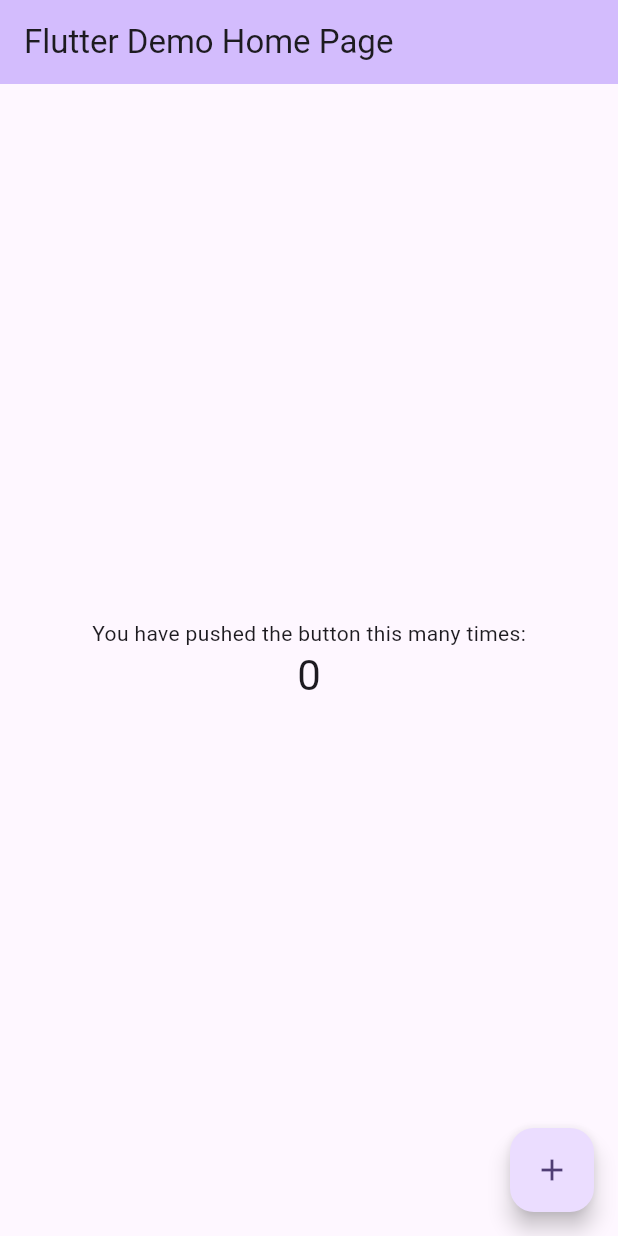
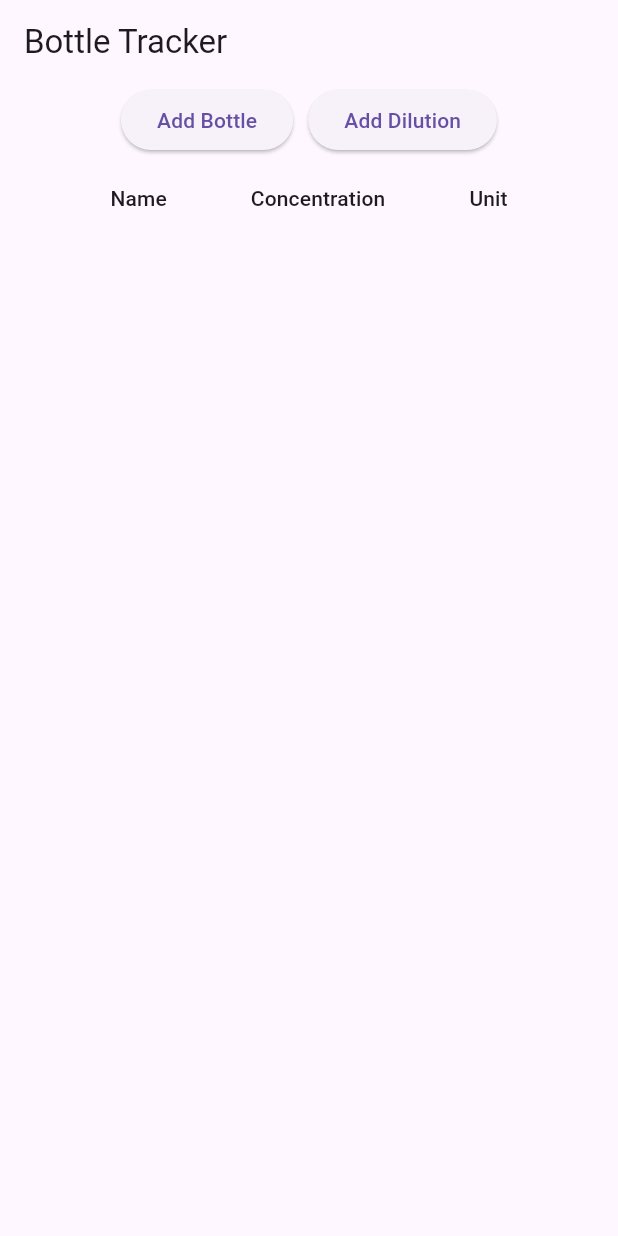
Before and after one commit to wmmnpr/dilution_calculator, a Flutter app: the screen it shows after launch, on a phone screen of 412 x 824 dp. Run offline on Flutter 3.47's test engine with Material 3 defaults, Android fonts, the phone set to English and light mode, and no system bars.

Commit message:
with conentration but no dilution table

```diff
--- a/lib/main.dart
+++ b/lib/main.dart
@@ -1,125 +1,223 @@
 import 'package:flutter/material.dart';
 
 void main() {
-  runApp(const MyApp());
+  runApp(MyApp());
 }
 
 class MyApp extends StatelessWidget {
-  const MyApp({super.key});
-
-  // This widget is the root of your application.
   @override
   Widget build(BuildContext context) {
     return MaterialApp(
-      title: 'Flutter Demo',
-      theme: ThemeData(
-        // This is the theme of your application.
-        //
-        // TRY THIS: Try running your application with "flutter run". You'll see
-        // the application has a purple toolbar. Then, without quitting the app,
-        // try changing the seedColor in the colorScheme below to Colors.green
-        // and then invoke "hot reload" (save your changes or press the "hot
-        // reload" button in a Flutter-supported IDE, or press "r" if you used
-        // the command line to start the app).
-        //
-        // Notice that the counter didn't reset back to zero; the application
-        // state is not lost during the reload. To reset the state, use hot
-        // restart instead.
-        //
-        // This works for code too, not just values: Most code changes can be
-        // tested with just a hot reload.
-        colorScheme: ColorScheme.fromSeed(seedColor: Colors.deepPurple),
-        useMaterial3: true,
-      ),
-      home: const MyHomePage(title: 'Flutter Demo Home Page'),
+      title: 'Bottle Tracker',
+      theme: ThemeData(primarySwatch: Colors.blue),
+      home: BottleHomePage(),
     );
   }
 }
 
-class MyHomePage extends StatefulWidget {
-  const MyHomePage({super.key, required this.title});
+enum ConcentrationUnit {
+  mgPerML("mg/mL"),
+  ugPerML("ug/mL"),
+  ngPerML("ng/mL");
 
-  // This widget is the home page of your application. It is stateful, meaning
-  // that it has a State object (defined below) that contains fields that affect
-  // how it looks.
-
-  // This class is the configuration for the state. It holds the values (in this
-  // case the title) provided by the parent (in this case the App widget) and
-  // used by the build method of the State. Fields in a Widget subclass are
-  // always marked "final".
-
-  final String title;
-
-  @override
-  State<MyHomePage> createState() => _MyHomePageState();
+  final String displayName;
+  const ConcentrationUnit(this.displayName);
 }
 
-class _MyHomePageState extends State<MyHomePage> {
-  int _counter = 0;
+class Concentration {
+  final double number;
+  final ConcentrationUnit unit;
 
-  void _incrementCounter() {
+  Concentration(this.number, this.unit);
+}
+
+class Bottle {
+  final String name;
+  final Concentration concentration;
+  Bottle(this.name, this.concentration);
+}
+
+class Dilution {
+  final String amount;
+  final String amountUnit;
+  final Map<String, Concentration> bottleConcentrations;
+  Dilution(this.amount, this.amountUnit, this.bottleConcentrations);
+}
+
+class BottleHomePage extends StatefulWidget {
+  @override
+  _BottleHomePageState createState() => _BottleHomePageState();
+}
+
+class _BottleHomePageState extends State<BottleHomePage> {
+  final List<Bottle> bottles = [];
+  final List<Dilution> dilutions = [];
+
+  void _showAddBottleDialog() {
+    showDialog(
+      context: context,
+      builder: (context) {
+        String name = '';
+        double concentrationValue = 0;
+        ConcentrationUnit unit = ConcentrationUnit.mgPerML;
+        return AlertDialog(
+          title: Text('Add Bottle'),
+          content: Column(
+            mainAxisSize: MainAxisSize.min,
+            children: [
+              TextField(
+                decoration: InputDecoration(labelText: 'Name'),
+                onChanged: (value) => name = value,
+              ),
+              TextField(
+                decoration: InputDecoration(labelText: 'Concentration'),
+                keyboardType: TextInputType.number,
+                onChanged: (value) => concentrationValue = double.tryParse(value) ?? 0,
+              ),
+              DropdownButtonFormField<ConcentrationUnit>(
+                value: unit,
+                items: ConcentrationUnit.values.map((u) {
+                  return DropdownMenuItem(
+                    value: u,
+                    child: Text(u.displayName),
+                  );
+                }).toList(),
+                onChanged: (value) => setState(() => unit = value ?? ConcentrationUnit.mgPerML),
+                decoration: InputDecoration(labelText: 'Units'),
+              ),
+            ],
+          ),
+          actions: [
+            TextButton(
+              onPressed: () => Navigator.of(context).pop(),
+              child: Text('Cancel'),
+            ),
+            ElevatedButton(
+              onPressed: () {
+                if (name.isNotEmpty) {
                   setState(() {
-      // This call to setState tells the Flutter framework that something has
-      // changed in this State, which causes it to rerun the build method below
-      // so that the display can reflect the updated values. If we changed
-      // _counter without calling setState(), then the build method would not be
-      // called again, and so nothing would appear to happen.
-      _counter++;
+                    bottles.add(Bottle(name, Concentration(concentrationValue, unit)));
                   });
+                  Navigator.of(context).pop();
+                }
+              },
+              child: Text('Add'),
+            ),
+          ],
+        );
+      },
+    );
+  }
+
+  void _showAddDilutionDialog() {
+    showDialog(
+      context: context,
+      builder: (context) {
+        Map<String, double> concentrations = {};
+        String amount = '';
+        String amountUnit = 'mL';
+        return AlertDialog(
+          title: Text('Add Dilution'),
+          content: Column(
+            mainAxisSize: MainAxisSize.min,
+            children: [
+              TextField(
+                decoration: InputDecoration(labelText: 'Amount'),
+                keyboardType: TextInputType.number,
+                onChanged: (value) => amount = value,
+              ),
+              DropdownButtonFormField<String>(
+                value: amountUnit,
+                items: ['L', 'mL'].map((unit) {
+                  return DropdownMenuItem(
+                    value: unit,
+                    child: Text(unit),
+                  );
+                }).toList(),
+                onChanged: (value) => setState(() => amountUnit = value ?? 'mL'),
+                decoration: InputDecoration(labelText: 'Amount Unit'),
+              ),
+              ...bottles.map((bottle) => Column(
+                children: [
+                  Text(bottle.name),
+                  TextField(
+                    decoration: InputDecoration(
+                        labelText: 'Concentration for ${bottle.name}'),
+                    keyboardType: TextInputType.number,
+                    onChanged: (value) => concentrations[bottle.name] = double.tryParse(value) ?? 0,
+                  ),
+                ],
+              )),
+            ],
+          ),
+          actions: [
+            TextButton(
+              onPressed: () => Navigator.of(context).pop(),
+              child: Text('Cancel'),
+            ),
+            ElevatedButton(
+              onPressed: () {
+                if (amount.isNotEmpty && concentrations.isNotEmpty) {
+                  setState(() {
+                    dilutions.add(Dilution(
+                        amount,
+                        amountUnit,
+                        concentrations.map((bottleName, concentration) =>
+                            MapEntry(bottleName, Concentration(concentration, bottles.firstWhere((b) => b.name == bottleName).concentration.unit)))));
+                  });
+                  Navigator.of(context).pop();
+                }
+              },
+              child: Text('Add'),
+            ),
+          ],
+        );
+      },
+    );
   }
 
   @override
   Widget build(BuildContext context) {
-    // This method is rerun every time setState is called, for instance as done
-    // by the _incrementCounter method above.
-    //
-    // The Flutter framework has been optimized to make rerunning build methods
-    // fast, so that you can just rebuild anything that needs updating rather
-    // than having to individually change instances of widgets.
     return Scaffold(
-      appBar: AppBar(
-        // TRY THIS: Try changing the color here to a specific color (to
-        // Colors.amber, perhaps?) and trigger a hot reload to see the AppBar
-        // change color while the other colors stay the same.
-        backgroundColor: Theme.of(context).colorScheme.inversePrimary,
-        // Here we take the value from the MyHomePage object that was created by
-        // the App.build method, and use it to set our appbar title.
-        title: Text(widget.title),
+      appBar: AppBar(title: Text('Bottle Tracker')),
+      body: Column(
+        children: [
+          Row(
+            mainAxisAlignment: MainAxisAlignment.center,
+            children: [
+              ElevatedButton(
+                onPressed: _showAddBottleDialog,
+                child: Text('Add Bottle'),
               ),
-      body: Center(
-        // Center is a layout widget. It takes a single child and positions it
-        // in the middle of the parent.
-        child: Column(
-          // Column is also a layout widget. It takes a list of children and
-          // arranges them vertically. By default, it sizes itself to fit its
-          // children horizontally, and tries to be as tall as its parent.
-          //
-          // Column has various properties to control how it sizes itself and
-          // how it positions its children. Here we use mainAxisAlignment to
-          // center the children vertically; the main axis here is the vertical
-          // axis because Columns are vertical (the cross axis would be
-          // horizontal).
-          //
-          // TRY THIS: Invoke "debug painting" (choose the "Toggle Debug Paint"
-          // action in the IDE, or press "p" in the console), to see the
-          // wireframe for each widget.
-          mainAxisAlignment: MainAxisAlignment.center,
-          children: <Widget>[
-            const Text(
-              'You have pushed the button this many times:',
-            ),
-            Text(
-              '$_counter',
-              style: Theme.of(context).textTheme.headlineMedium,
+              SizedBox(width: 10),
+              ElevatedButton(
+                onPressed: _showAddDilutionDialog,
+                child: Text('Add Dilution'),
               ),
             ],
           ),
+          Expanded(
+            child: SingleChildScrollView(
+              scrollDirection: Axis.horizontal,
+              child: DataTable(
+                columns: [
+                  DataColumn(label: Text('Name')),
+                  DataColumn(label: Text('Concentration')),
+                  DataColumn(label: Text('Unit')),
+                ],
+                rows: bottles.map((bottle) => DataRow(cells: [
+                  DataCell(Text(bottle.name)),
+                  DataCell(Text(bottle.concentration.number.toString())),
+                  DataCell(Text(bottle.concentration.unit.displayName)),
+                ])).toList(),
               ),
-      floatingActionButton: FloatingActionButton(
-        onPressed: _incrementCounter,
-        tooltip: 'Increment',
-        child: const Icon(Icons.add),
-      ), // This trailing comma makes auto-formatting nicer for build methods.
+            ),
+          ),
+          if (dilutions.isNotEmpty) ...[
+            Divider(),
+          ],
+        ],
+      ),
     );
   }
 }
```
Lines whose indentation alone changed are shown as unchanged.
